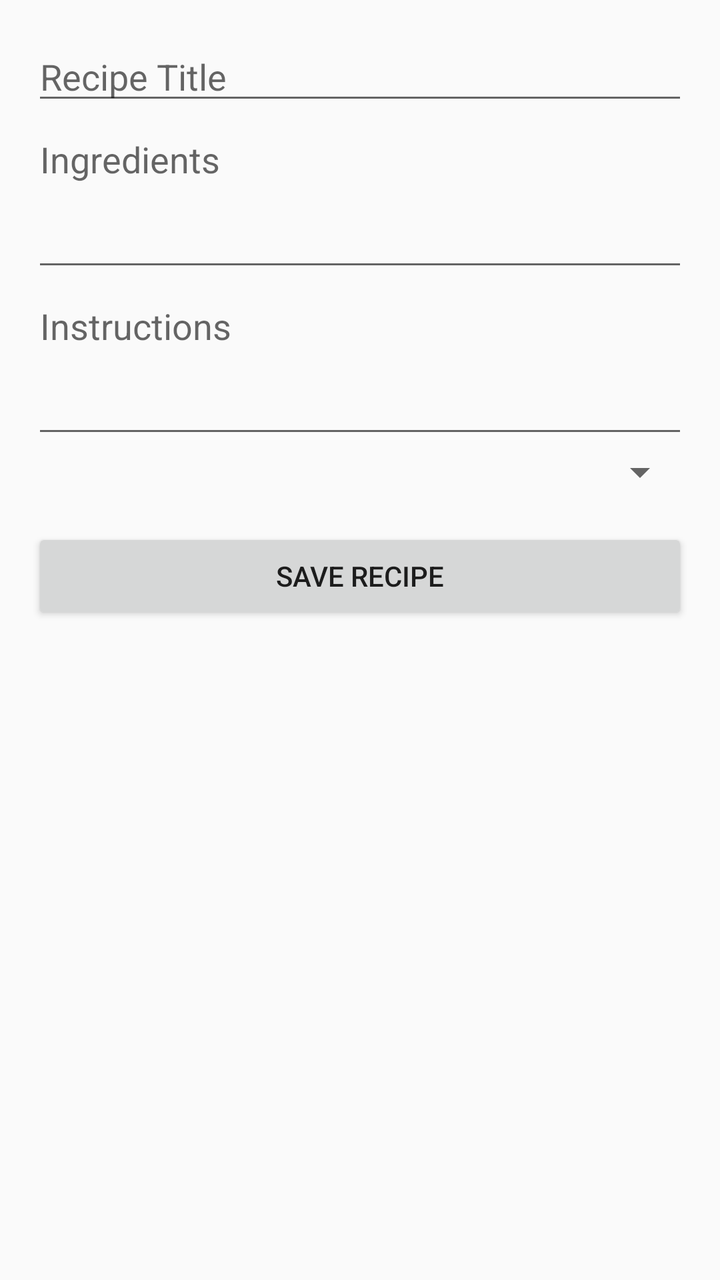
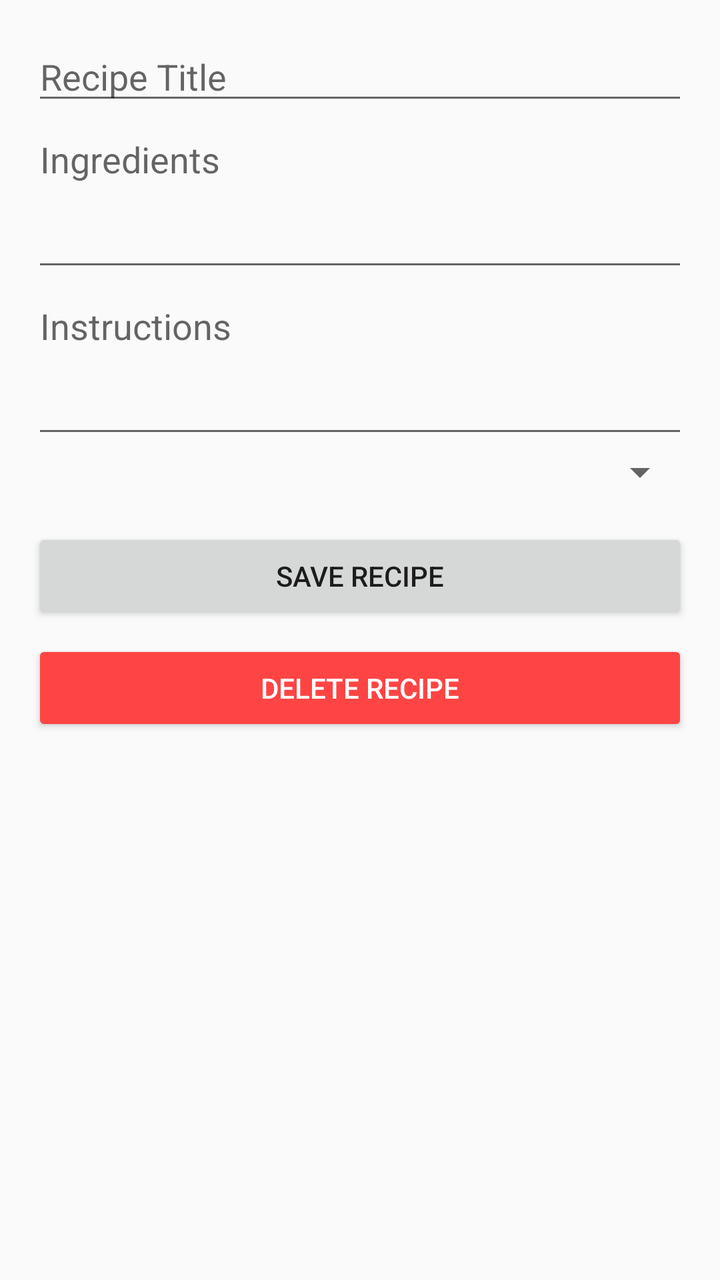

Before-and-after screenshots of an Android layout around one commit, followed by the original layout XML and the change that was made.
<!-- AndroidManifest.xml: application theme Theme.CulinaryCompanionCW -->
<!-- res/layout/activity_add_edit_recipe.xml -->
<?xml version="1.0" encoding="utf-8"?>
<ScrollView xmlns:android="http://schemas.android.com/apk/res/android"
    android:layout_width="match_parent"
    android:layout_height="match_parent"
    android:padding="16dp">

    <LinearLayout
        android:orientation="vertical"
        android:layout_width="match_parent"
        android:layout_height="wrap_content">

        <EditText
            android:id="@+id/titleEditText"
            android:hint="Recipe Title"
            android:layout_width="match_parent"
            android:layout_height="wrap_content" />

        <EditText
            android:id="@+id/ingredientsEditText"
            android:hint="Ingredients"
            android:layout_width="match_parent"
            android:layout_height="wrap_content"
            android:minLines="3"
            android:gravity="top"
            android:inputType="textMultiLine" />

        <EditText
            android:id="@+id/instructionsEditText"
            android:hint="Instructions"
            android:layout_width="match_parent"
            android:layout_height="wrap_content"
            android:minLines="3"
            android:gravity="top"
            android:inputType="textMultiLine" />

        <Spinner
            android:id="@+id/categorySpinner"
            android:layout_width="match_parent"
            android:layout_height="wrap_content" />

        <Button
            android:id="@+id/saveButton"
            android:text="Save Recipe"
            android:layout_width="match_parent"
            android:layout_height="wrap_content"
            android:layout_marginTop="16dp" />

    </LinearLayout>
</ScrollView>
<!-- resources referenced by this layout -->
<resources>
  <style name="Theme.CulinaryCompanionCW" parent="android:Theme.Material.Light.NoActionBar" />
</resources>

<!-- the commit's change to res/layout/activity_add_edit_recipe.xml (unified diff, before → after) -->
@@ -45,5 +45,15 @@
             android:layout_height="wrap_content"
             android:layout_marginTop="16dp" />
 
+        <Button
+            android:id="@+id/deleteButton"
+            android:text="Delete Recipe"
+            android:layout_width="match_parent"
+            android:layout_height="wrap_content"
+            android:layout_marginTop="8dp"
+            android:backgroundTint="@android:color/holo_red_light"
+            android:textColor="@android:color/white" />
+
+
     </LinearLayout>
 </ScrollView>
